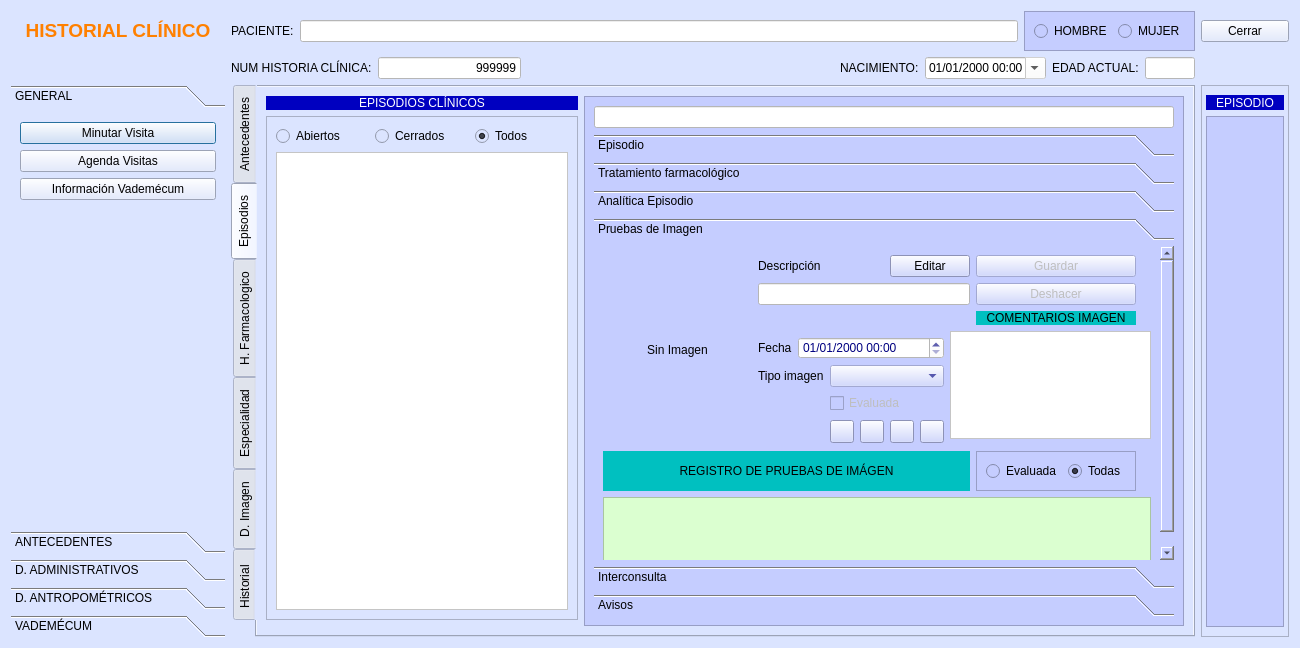
The window that frmfichapaciente.ui (arcnexus/RedFoX) describes before a commit, drawn with Qt 5.
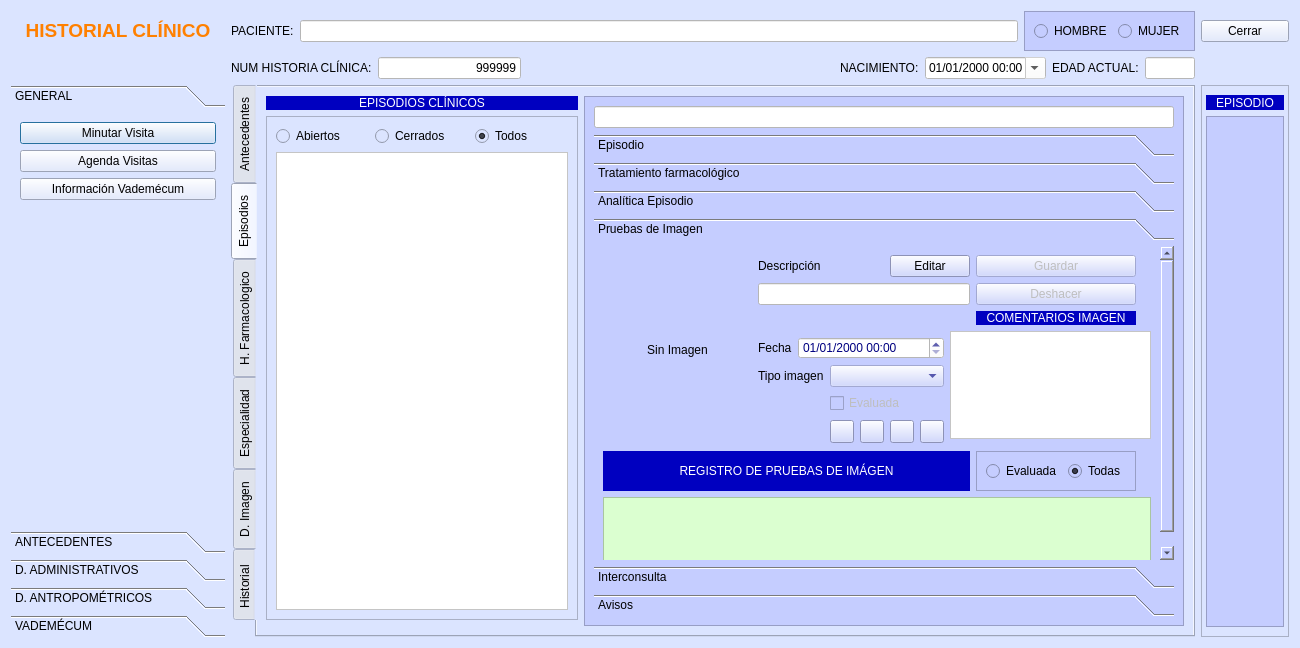
The same window after the commit. The open tabs and pages were chosen to show the change. Icons and pictures are not drawn.

Patch:
```diff
--- a/frmfichapaciente.ui
+++ b/frmfichapaciente.ui
@@ -2512,8 +2512,8 @@
               <rect>
                <x>0</x>
                <y>0</y>
-               <width>534</width>
-               <height>310</height>
+               <width>576</width>
+               <height>341</height>
               </rect>
              </property>
              <attribute name="label">
@@ -2713,7 +2713,9 @@
               <item row="2" column="8">
                <widget class="QLabel" name="label_87">
                 <property name="styleSheet">
-                 <string notr="true">background-color: rgb(0, 192, 192);</string>
+                 <string notr="true">background-color: rgb(0, 0, 192);
+color: rgb(255,255,255);
+</string>
                 </property>
                 <property name="text">
                  <string>COMENTARIOS IMAGEN</string>
@@ -2748,7 +2750,9 @@
               <item row="9" column="0" colspan="8">
                <widget class="QLabel" name="label_17">
                 <property name="styleSheet">
-                 <string notr="true">background-color: rgb(0, 192, 192);</string>
+                 <string notr="true">background-color: rgb(0, 0, 192);
+color: rgb(255,255,255);
+</string>
                 </property>
                 <property name="text">
                  <string>REGISTRO DE PRUEBAS DE IMÁGEN</string>
```
Left out of the diff: 28 changed lines with no effect on the pictures.
